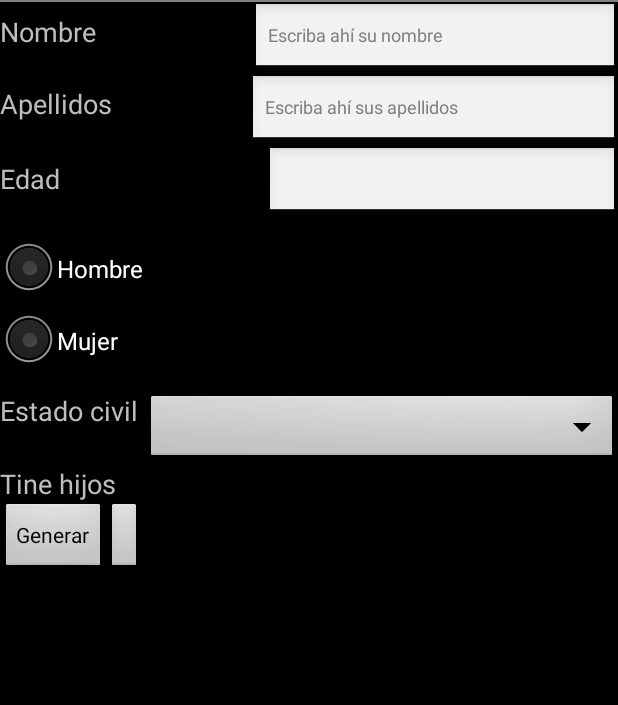
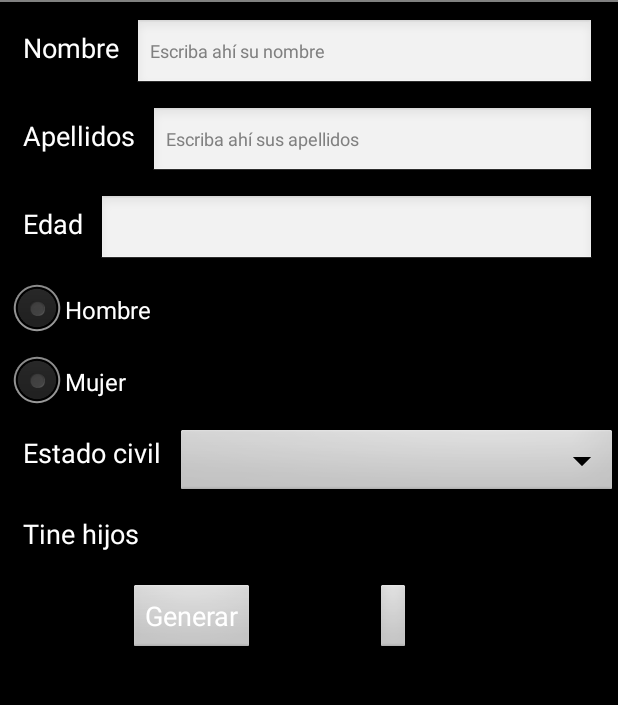
Before and after one commit to mburgosmaes/practica3, an Android app: the layout activity_main.xml on its own in the app's theme, with its tools: preview values and no code run, on a phone screen of 412 x 824 dp, the part 36-741 px from its top. Run offline under Robolectric (Android 15) with nearby library versions, the phone set to English and light mode, and no system bars.

Commit message:
Estilos terminados.

```diff
--- a/app/src/main/res/layout/activity_main.xml
+++ b/app/src/main/res/layout/activity_main.xml
@@ -8,81 +8,54 @@
     tools:context=".MainActivity">
 
     <LinearLayout
-        android:layout_width="match_parent"
-        android:layout_height="wrap_content"
-        android:orientation="horizontal">
+         style="@style/layout">
 
         <TextView
+            style="@style/txt"
             android:id="@+id/txtNombre"
-            android:layout_width="wrap_content"
-            android:layout_height="wrap_content"
-            android:layout_weight="1"
-            android:text="@string/txtNombre"
-            android:textSize="18sp" />
+            android:text="@string/txtNombre"/>
 
         <EditText
+            style="@style/editxt"
             android:id="@+id/lblNombre"
-            android:layout_width="wrap_content"
-            android:layout_height="wrap_content"
-            android:layout_weight="1"
-            android:ems="10"
             android:hint="@string/lblNombre"
-            android:inputType="textCapWords|textPersonName"
-            android:textSize="12sp" />
+            />
 
     </LinearLayout>
 
     <LinearLayout
-        android:layout_width="match_parent"
-        android:layout_height="wrap_content"
-        android:orientation="horizontal">
+        style="@style/layout">
 
         <TextView
+            style="@style/txt"
             android:id="@+id/txtApellidos"
-            android:layout_width="wrap_content"
-            android:layout_height="wrap_content"
-            android:layout_weight="1"
             android:text="@string/txtApellidos"
-            android:textSize="18sp" />
+            />
 
         <EditText
+            style="@style/editxt"
             android:id="@+id/lblApellidos"
-            android:layout_width="wrap_content"
-            android:layout_height="wrap_content"
-            android:layout_weight="1"
-            android:ems="11"
             android:hint="@string/lblApellidos"
-            android:inputType="textCapWords|textPersonName"
-            android:textSize="12sp" />
+            />
     </LinearLayout>
 
     <LinearLayout
-        android:layout_width="match_parent"
-        android:layout_height="wrap_content"
-        android:orientation="horizontal">
+        style="@style/layout">
 
         <TextView
+            style="@style/txt"
             android:id="@+id/txtEdad"
-            android:layout_width="wrap_content"
-            android:layout_height="wrap_content"
-            android:layout_weight="1"
-            android:paddingLeft="0dp"
             android:text="@string/txtEdad"
-            android:textSize="18sp" />
+             />
 
         <EditText
             android:id="@+id/lblEdad"
-            android:layout_width="wrap_content"
-            android:layout_height="wrap_content"
-            android:ems="11"
+            style="@style/editxt"
             android:inputType="number" />
     </LinearLayout>
 
     <LinearLayout
-        android:layout_width="match_parent"
-        android:layout_height="wrap_content"
-        android:orientation="horizontal"
-        android:paddingTop="10dp">
+        style="@style/layout">
 
         <RadioGroup
             android:id="@+id/btngrup"
@@ -108,18 +81,13 @@
     </LinearLayout>
 
     <LinearLayout
-        android:layout_width="match_parent"
-        android:layout_height="wrap_content"
-        android:orientation="horizontal"
-        android:paddingTop="10dp">
+        style="@style/layout">
 
         <TextView
+            style="@style/txt"
             android:id="@+id/txtEstado"
-            android:layout_width="194dp"
-            android:layout_height="wrap_content"
-            android:layout_weight="1"
             android:text="@string/txtEstado"
-            android:textSize="18sp" />
+             />
 
         <Spinner
             android:id="@+id/lista"
@@ -129,17 +97,13 @@
     </LinearLayout>
 
     <LinearLayout
-        android:layout_width="wrap_content"
-        android:layout_height="wrap_content"
-        android:orientation="horizontal">
+        style="@style/layout">
 
         <TextView
+            style="@style/txt"
             android:id="@+id/txtHijos"
-            android:layout_width="194dp"
-            android:layout_height="wrap_content"
-            android:layout_weight="1"
             android:text="@string/txtHijos"
-            android:textSize="18sp" />
+           />
 
         <Switch
             android:id="@+id/switchHijo"
@@ -155,26 +119,22 @@
 
 
     <LinearLayout
-        android:layout_width="wrap_content"
-        android:layout_height="wrap_content"
-        android:orientation="horizontal">
+        style="@style/layout">
 
         <Button
+            style="@style/botones"
             android:id="@+id/btnEjemplo"
-            android:layout_width="wrap_content"
-            android:layout_height="wrap_content"
             android:text="@string/btnEjemplo" />
 
         <ImageButton
+            style="@style/botones"
             android:id="@+id/btnBorrar"
-            android:layout_width="wrap_content"
-            android:layout_height="wrap_content"
             app:srcCompat="@android:drawable/ic_menu_delete" />
     </LinearLayout>
 
     <TextView
+        style="@style/txt"
         android:id="@+id/txtInfo"
-        android:layout_width="match_parent"
-        android:layout_height="wrap_content" />
+         />
 
 </LinearLayout>
--- a/app/src/main/res/values-v21/styles.xml
+++ b/app/src/main/res/values-v21/styles.xml
@@ -7,4 +7,5 @@
         <item name="colorPrimaryDark">@color/colorPrimaryDark</item>
         <item name="colorAccent">@color/colorAccent</item>
     </style>
+
 </resources>
--- a/app/src/main/res/values/styles.xml
+++ b/app/src/main/res/values/styles.xml
@@ -7,4 +7,43 @@
         <item name="colorPrimaryDark">@color/colorPrimaryDark</item>
         <item name="colorAccent">@color/colorAccent</item>
     </style>
+
+    <style name="txt"
+        parent="@android:style/TextAppearance.Medium">
+        <item name="android:layout_width">wrap_content</item>
+        <item name="android:layout_height">wrap_content</item>
+        <item name="android:textColor">#FFFFFF</item>
+        <item name="android:layout_marginLeft">10dp</item>
+        <item name="android:layout_marginTop">5dp</item>
+        <item name="android:layout_marginRight">10dp</item>
+    </style>
+
+    <style name="editxt"
+        parent="@android:style/TextAppearance.Medium">
+        <item name="android:layout_width">match_parent</item>
+        <item name="android:layout_height">wrap_content</item>
+        <item name="android:textColor">#000000</item>
+        <item name="android:layout_marginTop">5dp</item>
+        <item name="android:layout_marginRight">15dp</item>
+        <item name="android:inputType">textCapWords|textPersonName</item>
+        <item name="android:textSize">12dp</item>
+    </style>
+
+    <style name="layout"
+        parent="@android:style/TextAppearance.Medium">
+        <item name="android:layout_width">match_parent</item>
+        <item name="android:layout_height">wrap_content</item>
+        <item name="android:orientation">horizontal</item>
+        <item name="android:layout_marginTop">5dp</item>
+        <item name="android:layout_marginLeft">5dp</item>
+    </style>
+
+    <style name="botones"
+        parent="@android:style/TextAppearance.Medium">
+        <item name="android:layout_width">wrap_content</item>
+        <item name="android:layout_height">wrap_content</item>
+        <item name="android:layout_marginTop">15dp</item>
+        <item name="android:layout_marginLeft">80dp</item>
+    </style>
+
 </resources>
```
